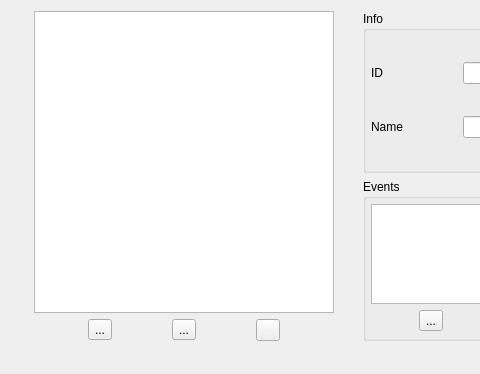
This is tools/splash/mainwindow.ui in wasedaigo/samancing-roga as Qt 5 draws it before an edit; both pictures show x 0 to 480 and y 0 to 374 of the 694 by 374 pixel window. The edited form follows.
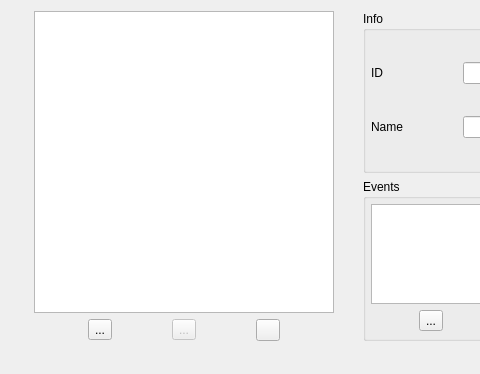
This is the edited form. Icons and pictures are not drawn.

Diff of the .ui file:
```diff
--- a/tools/splash/mainwindow.ui
+++ b/tools/splash/mainwindow.ui
@@ -80,6 +80,9 @@
         </item>
         <item>
          <widget class="QToolButton" name="removeAnimationButton">
+          <property name="enabled">
+           <bool>false</bool>
+          </property>
           <property name="text">
            <string>...</string>
           </property>
```
